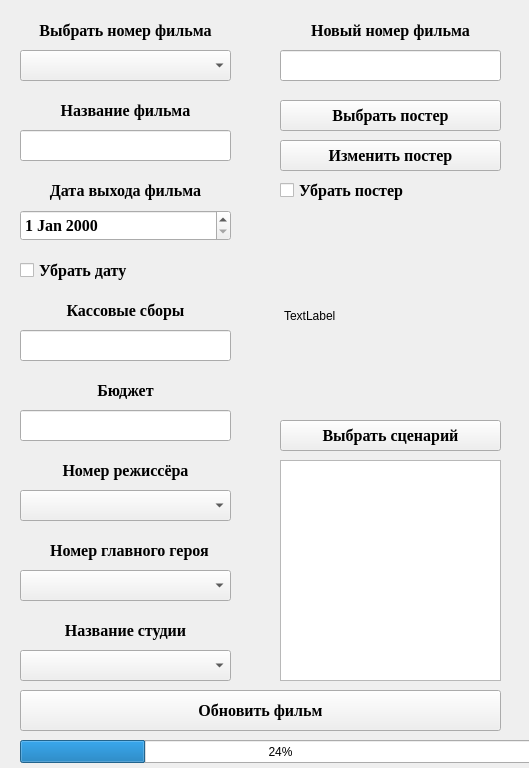
NikitaVirachev/course-work-on-DB, file Client/updatemovie.ui: the form before one commit.
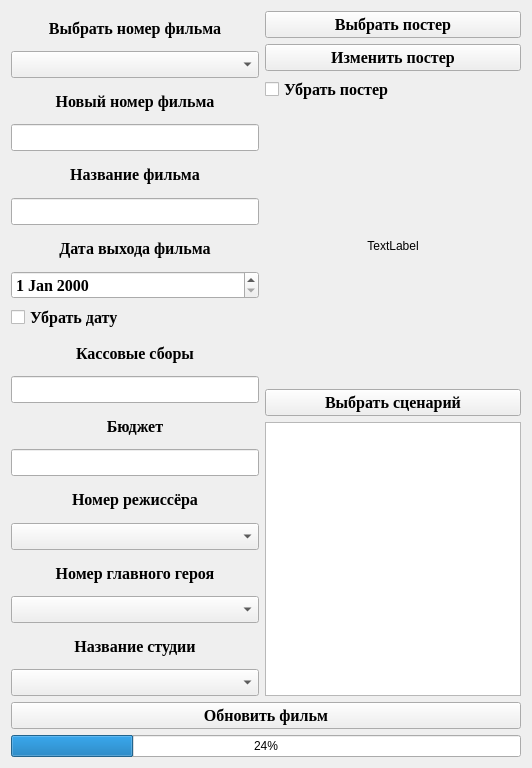
The form after the commit.

The edit to the form file:
```diff
--- a/Client/updatemovie.ui
+++ b/Client/updatemovie.ui
@@ -6,22 +6,22 @@
    <rect>
     <x>0</x>
     <y>0</y>
-    <width>529</width>
+    <width>532</width>
     <height>768</height>
    </rect>
   </property>
   <property name="windowTitle">
    <string>Form</string>
   </property>
+  <layout class="QGridLayout" name="gridLayout">
+   <item row="0" column="0">
+    <layout class="QVBoxLayout" name="verticalLayout_3">
+     <item>
+      <layout class="QHBoxLayout" name="horizontalLayout">
+       <item>
+        <layout class="QVBoxLayout" name="verticalLayout">
+         <item>
   <widget class="QLabel" name="label">
-   <property name="geometry">
-    <rect>
-     <x>20</x>
-     <y>20</y>
-     <width>211</width>
-     <height>21</height>
-    </rect>
-   </property>
    <property name="font">
     <font>
      <family>Times New Roman</family>
@@ -37,15 +37,21 @@
     <set>Qt::AlignCenter</set>
    </property>
   </widget>
+         </item>
+         <item>
   <widget class="QComboBox" name="comboBox">
-   <property name="geometry">
-    <rect>
-     <x>20</x>
-     <y>50</y>
-     <width>211</width>
-     <height>31</height>
-    </rect>
-   </property>
+           <property name="font">
+            <font>
+             <family>Times New Roman</family>
+             <pointsize>12</pointsize>
+             <weight>75</weight>
+             <bold>true</bold>
+            </font>
+           </property>
+          </widget>
+         </item>
+         <item>
+          <widget class="QLabel" name="label_9">
    <property name="font">
     <font>
      <family>Times New Roman</family>
@@ -54,16 +60,28 @@
      <bold>true</bold>
     </font>
    </property>
-  </widget>
+           <property name="text">
+            <string>Новый номер фильма</string>
+           </property>
+           <property name="alignment">
+            <set>Qt::AlignCenter</set>
+           </property>
+          </widget>
+         </item>
+         <item>
+          <widget class="QLineEdit" name="lineEdit_4">
+           <property name="font">
+            <font>
+             <family>Times New Roman</family>
+             <pointsize>12</pointsize>
+             <weight>75</weight>
+             <bold>true</bold>
+            </font>
+           </property>
+          </widget>
+         </item>
+         <item>
   <widget class="QLabel" name="label_2">
-   <property name="geometry">
-    <rect>
-     <x>20</x>
-     <y>100</y>
-     <width>211</width>
-     <height>21</height>
-    </rect>
-   </property>
    <property name="font">
     <font>
      <family>Times New Roman</family>
@@ -79,15 +97,9 @@
     <set>Qt::AlignCenter</set>
    </property>
   </widget>
+         </item>
+         <item>
   <widget class="QLineEdit" name="lineEdit">
-   <property name="geometry">
-    <rect>
-     <x>20</x>
-     <y>130</y>
-     <width>211</width>
-     <height>31</height>
-    </rect>
-   </property>
    <property name="font">
     <font>
      <family>Times New Roman</family>
@@ -97,15 +109,9 @@
     </font>
    </property>
   </widget>
+         </item>
+         <item>
   <widget class="QLabel" name="label_3">
-   <property name="geometry">
-    <rect>
-     <x>20</x>
-     <y>180</y>
-     <width>211</width>
-     <height>21</height>
-    </rect>
-   </property>
    <property name="font">
     <font>
      <family>Times New Roman</family>
@@ -121,33 +127,21 @@
     <set>Qt::AlignCenter</set>
    </property>
   </widget>
-  <widget class="QLineEdit" name="lineEdit_2">
-   <property name="geometry">
-    <rect>
-     <x>20</x>
-     <y>330</y>
-     <width>211</width>
-     <height>31</height>
-    </rect>
-   </property>
-   <property name="font">
-    <font>
-     <family>Times New Roman</family>
-     <pointsize>12</pointsize>
-     <weight>75</weight>
-     <bold>true</bold>
-    </font>
-   </property>
-  </widget>
+         </item>
+         <item>
   <widget class="QDateEdit" name="dateEdit">
-   <property name="geometry">
-    <rect>
-     <x>20</x>
-     <y>210</y>
-     <width>211</width>
-     <height>31</height>
-    </rect>
-   </property>
+           <property name="font">
+            <font>
+             <family>Times New Roman</family>
+             <pointsize>12</pointsize>
+             <weight>75</weight>
+             <bold>true</bold>
+            </font>
+           </property>
+          </widget>
+         </item>
+         <item>
+          <widget class="QCheckBox" name="checkBox">
    <property name="font">
     <font>
      <family>Times New Roman</family>
@@ -156,16 +150,13 @@
      <bold>true</bold>
     </font>
    </property>
-  </widget>
+           <property name="text">
+            <string>Убрать дату</string>
+           </property>
+          </widget>
+         </item>
+         <item>
   <widget class="QLabel" name="label_4">
-   <property name="geometry">
-    <rect>
-     <x>20</x>
-     <y>300</y>
-     <width>211</width>
-     <height>21</height>
-    </rect>
-   </property>
    <property name="font">
     <font>
      <family>Times New Roman</family>
@@ -181,15 +172,21 @@
     <set>Qt::AlignCenter</set>
    </property>
   </widget>
+         </item>
+         <item>
+          <widget class="QLineEdit" name="lineEdit_2">
+           <property name="font">
+            <font>
+             <family>Times New Roman</family>
+             <pointsize>12</pointsize>
+             <weight>75</weight>
+             <bold>true</bold>
+            </font>
+           </property>
+          </widget>
+         </item>
+         <item>
   <widget class="QLabel" name="label_5">
-   <property name="geometry">
-    <rect>
-     <x>20</x>
-     <y>380</y>
-     <width>211</width>
-     <height>20</height>
-    </rect>
-   </property>
    <property name="font">
     <font>
      <family>Times New Roman</family>
@@ -205,15 +202,9 @@
     <set>Qt::AlignCenter</set>
    </property>
   </widget>
+         </item>
+         <item>
   <widget class="QLineEdit" name="lineEdit_3">
-   <property name="geometry">
-    <rect>
-     <x>20</x>
-     <y>410</y>
-     <width>211</width>
-     <height>31</height>
-    </rect>
-   </property>
    <property name="font">
     <font>
      <family>Times New Roman</family>
@@ -223,15 +214,9 @@
     </font>
    </property>
   </widget>
+         </item>
+         <item>
   <widget class="QLabel" name="label_6">
-   <property name="geometry">
-    <rect>
-     <x>20</x>
-     <y>460</y>
-     <width>211</width>
-     <height>21</height>
-    </rect>
-   </property>
    <property name="font">
     <font>
      <family>Times New Roman</family>
@@ -247,15 +232,9 @@
     <set>Qt::AlignCenter</set>
    </property>
   </widget>
+         </item>
+         <item>
   <widget class="QComboBox" name="comboBox_2">
-   <property name="geometry">
-    <rect>
-     <x>20</x>
-     <y>490</y>
-     <width>211</width>
-     <height>31</height>
-    </rect>
-   </property>
    <property name="font">
     <font>
      <family>Times New Roman</family>
@@ -265,15 +244,9 @@
     </font>
    </property>
   </widget>
+         </item>
+         <item>
   <widget class="QLabel" name="label_7">
-   <property name="geometry">
-    <rect>
-     <x>24</x>
-     <y>540</y>
-     <width>211</width>
-     <height>21</height>
-    </rect>
-   </property>
    <property name="font">
     <font>
      <family>Times New Roman</family>
@@ -289,15 +262,9 @@
     <set>Qt::AlignCenter</set>
    </property>
   </widget>
+         </item>
+         <item>
   <widget class="QComboBox" name="comboBox_3">
-   <property name="geometry">
-    <rect>
-     <x>20</x>
-     <y>570</y>
-     <width>211</width>
-     <height>31</height>
-    </rect>
-   </property>
    <property name="font">
     <font>
      <family>Times New Roman</family>
@@ -307,15 +274,9 @@
     </font>
    </property>
   </widget>
+         </item>
+         <item>
   <widget class="QLabel" name="label_8">
-   <property name="geometry">
-    <rect>
-     <x>20</x>
-     <y>620</y>
-     <width>211</width>
-     <height>21</height>
-    </rect>
-   </property>
    <property name="font">
     <font>
      <family>Times New Roman</family>
@@ -331,15 +292,9 @@
     <set>Qt::AlignCenter</set>
    </property>
   </widget>
+         </item>
+         <item>
   <widget class="QComboBox" name="comboBox_4">
-   <property name="geometry">
-    <rect>
-     <x>20</x>
-     <y>650</y>
-     <width>211</width>
-     <height>31</height>
-    </rect>
-   </property>
    <property name="font">
     <font>
      <family>Times New Roman</family>
@@ -349,38 +304,13 @@
     </font>
    </property>
   </widget>
-  <widget class="QLabel" name="label_10">
-   <property name="geometry">
-    <rect>
-     <x>284</x>
-     <y>220</y>
-     <width>211</width>
-     <height>191</height>
-    </rect>
-   </property>
-   <property name="text">
-    <string>TextLabel</string>
-   </property>
-  </widget>
-  <widget class="QTextEdit" name="textEdit">
-   <property name="geometry">
-    <rect>
-     <x>280</x>
-     <y>460</y>
-     <width>221</width>
-     <height>221</height>
-    </rect>
-   </property>
-  </widget>
+         </item>
+        </layout>
+       </item>
+       <item>
+        <layout class="QVBoxLayout" name="verticalLayout_2">
+         <item>
   <widget class="QPushButton" name="pushButton">
-   <property name="geometry">
-    <rect>
-     <x>280</x>
-     <y>100</y>
-     <width>221</width>
-     <height>31</height>
-    </rect>
-   </property>
    <property name="font">
     <font>
      <family>Times New Roman</family>
@@ -393,15 +323,55 @@
     <string>Выбрать постер</string>
    </property>
   </widget>
+         </item>
+         <item>
+          <widget class="QPushButton" name="pushButton_4">
+           <property name="font">
+            <font>
+             <family>Times New Roman</family>
+             <pointsize>12</pointsize>
+             <weight>75</weight>
+             <bold>true</bold>
+            </font>
+           </property>
+           <property name="text">
+            <string>Изменить постер</string>
+           </property>
+          </widget>
+         </item>
+         <item>
+          <widget class="QCheckBox" name="checkBox_2">
+           <property name="font">
+            <font>
+             <family>Times New Roman</family>
+             <pointsize>12</pointsize>
+             <weight>75</weight>
+             <bold>true</bold>
+            </font>
+           </property>
+           <property name="text">
+            <string>Убрать постер</string>
+           </property>
+          </widget>
+         </item>
+         <item>
+          <widget class="QLabel" name="label_10">
+           <property name="sizePolicy">
+            <sizepolicy hsizetype="Preferred" vsizetype="Expanding">
+             <horstretch>0</horstretch>
+             <verstretch>0</verstretch>
+            </sizepolicy>
+           </property>
+           <property name="text">
+            <string>TextLabel</string>
+           </property>
+           <property name="alignment">
+            <set>Qt::AlignCenter</set>
+           </property>
+          </widget>
+         </item>
+         <item>
   <widget class="QPushButton" name="pushButton_2">
-   <property name="geometry">
-    <rect>
-     <x>280</x>
-     <y>420</y>
-     <width>221</width>
-     <height>31</height>
-    </rect>
-   </property>
    <property name="font">
     <font>
      <family>Times New Roman</family>
@@ -414,15 +384,23 @@
     <string>Выбрать сценарий</string>
    </property>
   </widget>
+         </item>
+         <item>
+          <widget class="QTextEdit" name="textEdit">
+           <property name="sizePolicy">
+            <sizepolicy hsizetype="Expanding" vsizetype="Expanding">
+             <horstretch>0</horstretch>
+             <verstretch>0</verstretch>
+            </sizepolicy>
+           </property>
+          </widget>
+         </item>
+        </layout>
+       </item>
+      </layout>
+     </item>
+     <item>
   <widget class="QPushButton" name="pushButton_3">
-   <property name="geometry">
-    <rect>
-     <x>20</x>
-     <y>690</y>
-     <width>481</width>
-     <height>41</height>
-    </rect>
-   </property>
    <property name="font">
     <font>
      <family>Times New Roman</family>
@@ -435,124 +413,17 @@
     <string>Обновить фильм</string>
    </property>
   </widget>
+     </item>
+     <item>
   <widget class="QProgressBar" name="progressBar">
-   <property name="geometry">
-    <rect>
-     <x>20</x>
-     <y>740</y>
-     <width>521</width>
-     <height>23</height>
-    </rect>
-   </property>
    <property name="value">
     <number>24</number>
    </property>
   </widget>
-  <widget class="QLabel" name="label_9">
-   <property name="geometry">
-    <rect>
-     <x>280</x>
-     <y>20</y>
-     <width>221</width>
-     <height>21</height>
-    </rect>
-   </property>
-   <property name="font">
-    <font>
-     <family>Times New Roman</family>
-     <pointsize>12</pointsize>
-     <weight>75</weight>
-     <bold>true</bold>
-    </font>
-   </property>
-   <property name="text">
-    <string>Новый номер фильма</string>
-   </property>
-   <property name="alignment">
-    <set>Qt::AlignCenter</set>
-   </property>
-  </widget>
-  <widget class="QLineEdit" name="lineEdit_4">
-   <property name="geometry">
-    <rect>
-     <x>280</x>
-     <y>50</y>
-     <width>221</width>
-     <height>31</height>
-    </rect>
-   </property>
-   <property name="font">
-    <font>
-     <family>Times New Roman</family>
-     <pointsize>12</pointsize>
-     <weight>75</weight>
-     <bold>true</bold>
-    </font>
-   </property>
-  </widget>
-  <widget class="QCheckBox" name="checkBox">
-   <property name="geometry">
-    <rect>
-     <x>20</x>
-     <y>260</y>
-     <width>211</width>
-     <height>20</height>
-    </rect>
-   </property>
-   <property name="font">
-    <font>
-     <family>Times New Roman</family>
-     <pointsize>12</pointsize>
-     <weight>75</weight>
-     <bold>true</bold>
-    </font>
-   </property>
-   <property name="text">
-    <string>Убрать дату</string>
-   </property>
-  </widget>
-  <widget class="QCheckBox" name="checkBox_2">
-   <property name="geometry">
-    <rect>
-     <x>280</x>
-     <y>180</y>
-     <width>221</width>
-     <height>20</height>
-    </rect>
-   </property>
-   <property name="font">
-    <font>
-     <family>Times New Roman</family>
-     <pointsize>12</pointsize>
-     <weight>75</weight>
-     <bold>true</bold>
-    </font>
-   </property>
-   <property name="text">
-    <string>Убрать постер</string>
-   </property>
-  </widget>
-  <widget class="QPushButton" name="pushButton_4">
-   <property name="geometry">
-    <rect>
-     <x>280</x>
-     <y>140</y>
-     <width>221</width>
-     <height>31</height>
-    </rect>
-   </property>
-   <property name="font">
-    <font>
-     <family>Times New Roman</family>
-     <pointsize>12</pointsize>
-     <weight>75</weight>
-     <bold>true</bold>
-    </font>
-   </property>
-   <property name="text">
-    <string>Изменить постер</string>
-   </property>
-  </widget>
+     </item>
+    </layout>
+   </item>
+  </layout>
  </widget>
  <resources/>
  <connections/>
```
Lines whose indentation alone changed are shown as unchanged.
